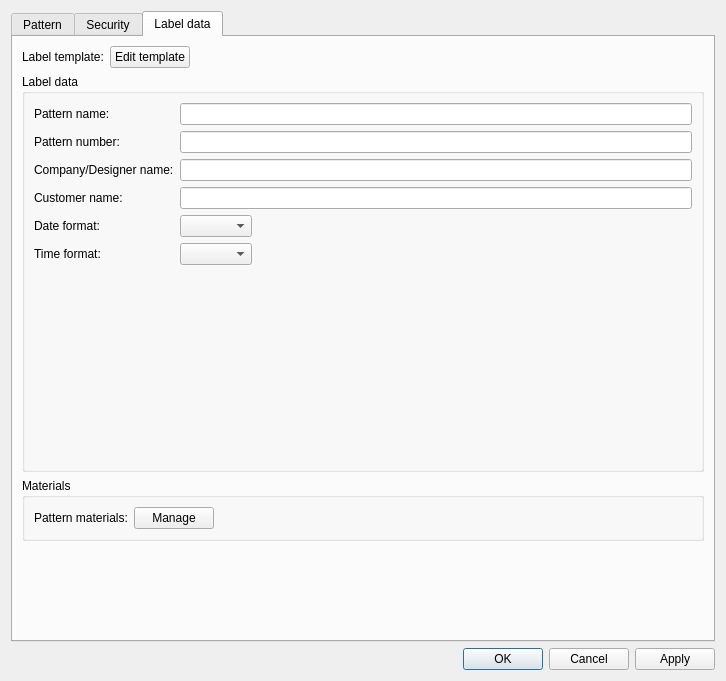
This is src/app/valentina/dialogs/dialogpatternproperties.ui in dismine/valentina as Qt 5 draws it before an edit. The edited form follows.
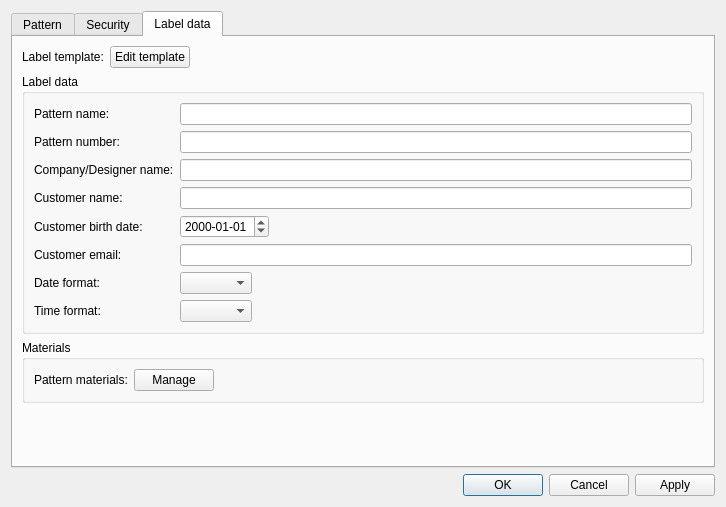
This is the edited form. The open tabs and pages were chosen to show the change. Icons and pictures are not drawn. Custom widgets are drawn as their Qt base class.

```diff
--- a/src/app/valentina/dialogs/dialogpatternproperties.ui
+++ b/src/app/valentina/dialogs/dialogpatternproperties.ui
@@ -7,7 +7,7 @@
     <x>0</x>
     <y>0</y>
     <width>726</width>
-    <height>681</height>
+    <height>507</height>
    </rect>
   </property>
   <property name="windowTitle">
@@ -357,26 +357,50 @@
             </property>
            </widget>
           </item>
-          <item row="4" column="0">
+          <item row="6" column="0">
            <widget class="QLabel" name="label">
             <property name="text">
              <string>Date format:</string>
             </property>
            </widget>
           </item>
-          <item row="4" column="1">
+          <item row="6" column="1">
            <widget class="QComboBox" name="comboBoxDateFormat"/>
           </item>
-          <item row="5" column="0">
+          <item row="7" column="0">
            <widget class="QLabel" name="label_11">
             <property name="text">
              <string>Time format:</string>
             </property>
            </widget>
           </item>
-          <item row="5" column="1">
+          <item row="7" column="1">
            <widget class="QComboBox" name="comboBoxTimeFormat"/>
           </item>
+          <item row="4" column="0">
+           <widget class="QLabel" name="label_4">
+            <property name="text">
+             <string>Customer birth date:</string>
+            </property>
+           </widget>
+          </item>
+          <item row="4" column="1">
+           <widget class="QDateEdit" name="dateEditCustomerBirthDate">
+            <property name="displayFormat">
+             <string>yyyy-MM-dd</string>
+            </property>
+           </widget>
+          </item>
+          <item row="5" column="0">
+           <widget class="QLabel" name="label_5">
+            <property name="text">
+             <string>Customer email:</string>
+            </property>
+           </widget>
+          </item>
+          <item row="5" column="1">
+           <widget class="QLineEdit" name="lineEditCustomerEmail"/>
+          </item>
          </layout>
         </widget>
        </item>
@@ -417,7 +441,7 @@
          <property name="sizeHint" stdset="0">
           <size>
            <width>20</width>
-           <height>90</height>
+           <height>9000</height>
           </size>
          </property>
         </spacer>
```
Left out of the diff: 5 changed lines with no effect on the pictures.
